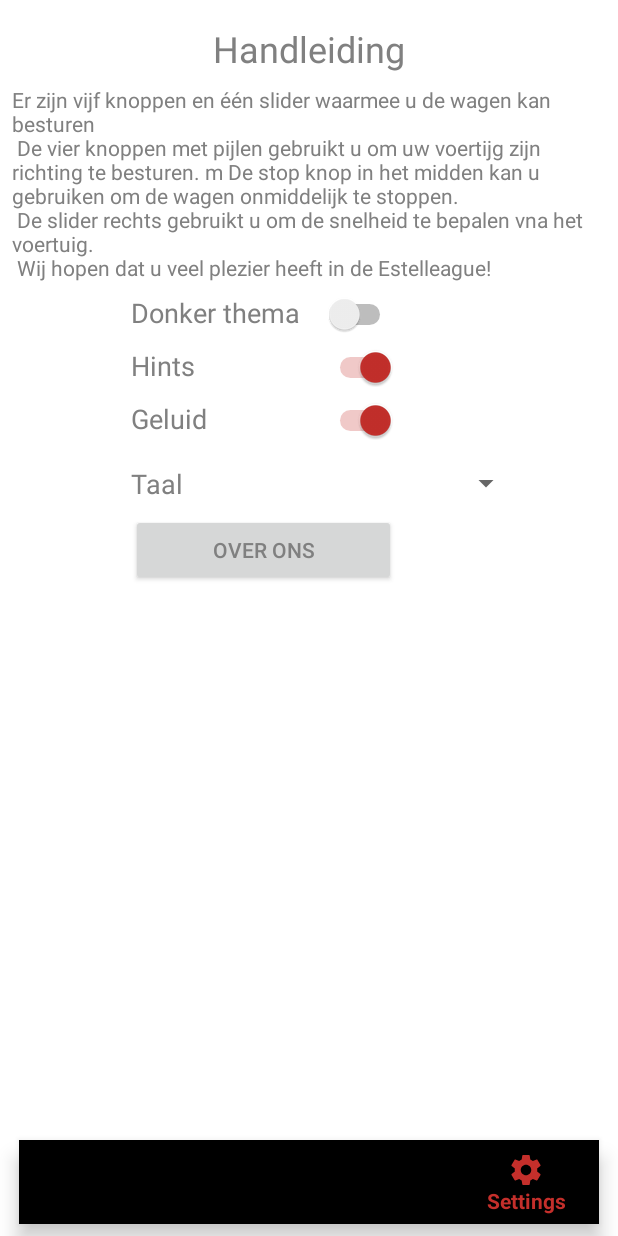
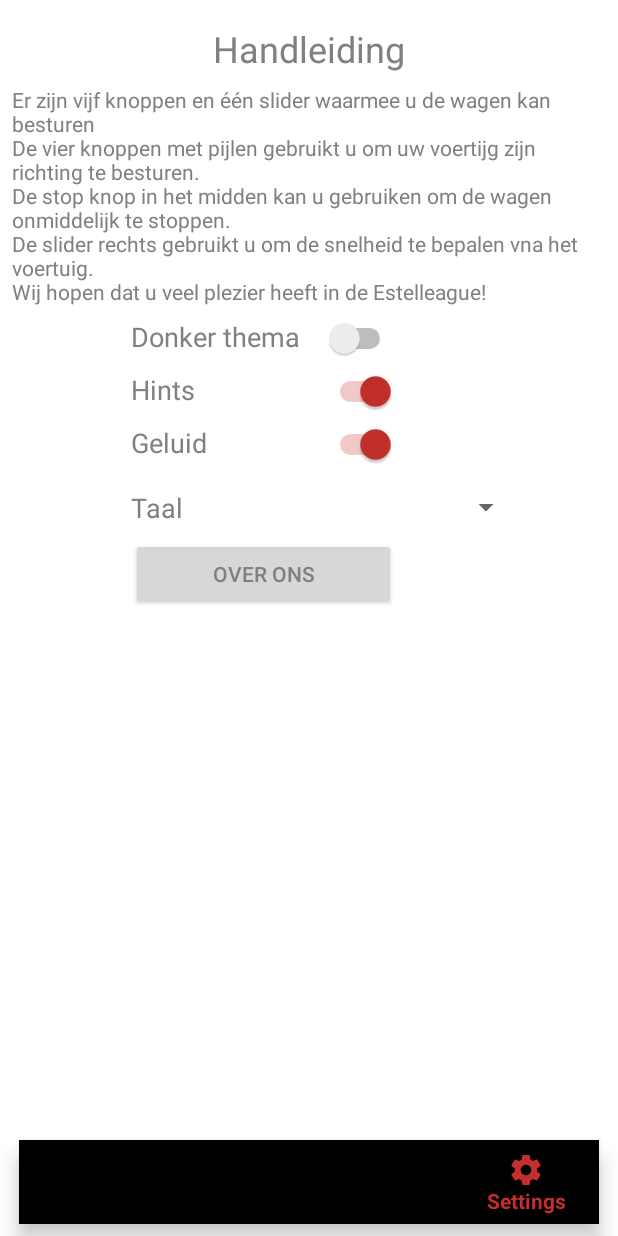
Before and after one commit to LucasDotEXE/Proftaak_1.4, an Android app: the screen it shows after launch (MainActivity), item 4 of the bottom bar chosen, on a phone screen of 412 x 824 dp. Run offline under Robolectric (Android 15) with nearby library versions, the phone set to English and light mode, and no system bars; libraries missing offline, so code that uses them is left out: com.github.chrisbanes.photoview.

Commit message:
Duitse handleiding toegevoegt + spaties weggehaald bij Nederlandse

```diff
--- a/Android Project/EstelingLayoutTest/app/src/main/res/values/strings.xml
+++ b/Android Project/EstelingLayoutTest/app/src/main/res/values/strings.xml
@@ -1,7 +1,7 @@
 <resources>
     <string name="app_name">Essteling</string>
     <string name="manualtitle">Handleiding</string>
-    <string name="manualcontent">Er zijn vijf knoppen en één slider waarmee u de wagen kan besturen \n De vier knoppen met pijlen gebruikt u om uw voertijg zijn richting te besturen. \m De stop knop in het midden kan u gebruiken om de wagen onmiddelijk te stoppen. \n De slider rechts gebruikt u om de snelheid te bepalen vna het voertuig. \n Wij hopen dat u veel plezier heeft in de Estelleague!</string>
+    <string name="manualcontent">Er zijn vijf knoppen en één slider waarmee u de wagen kan besturen \nDe vier knoppen met pijlen gebruikt u om uw voertijg zijn richting te besturen. \nDe stop knop in het midden kan u gebruiken om de wagen onmiddelijk te stoppen. \nDe slider rechts gebruikt u om de snelheid te bepalen vna het voertuig. \nWij hopen dat u veel plezier heeft in de Estelleague!</string>
     <string name="darkthemetitle">Donker thema</string>
     <string name="hintstitle">Hints</string>
     <string name="soundtitle">Geluid</string>
```
Also changed, not shown: 1 other file.
